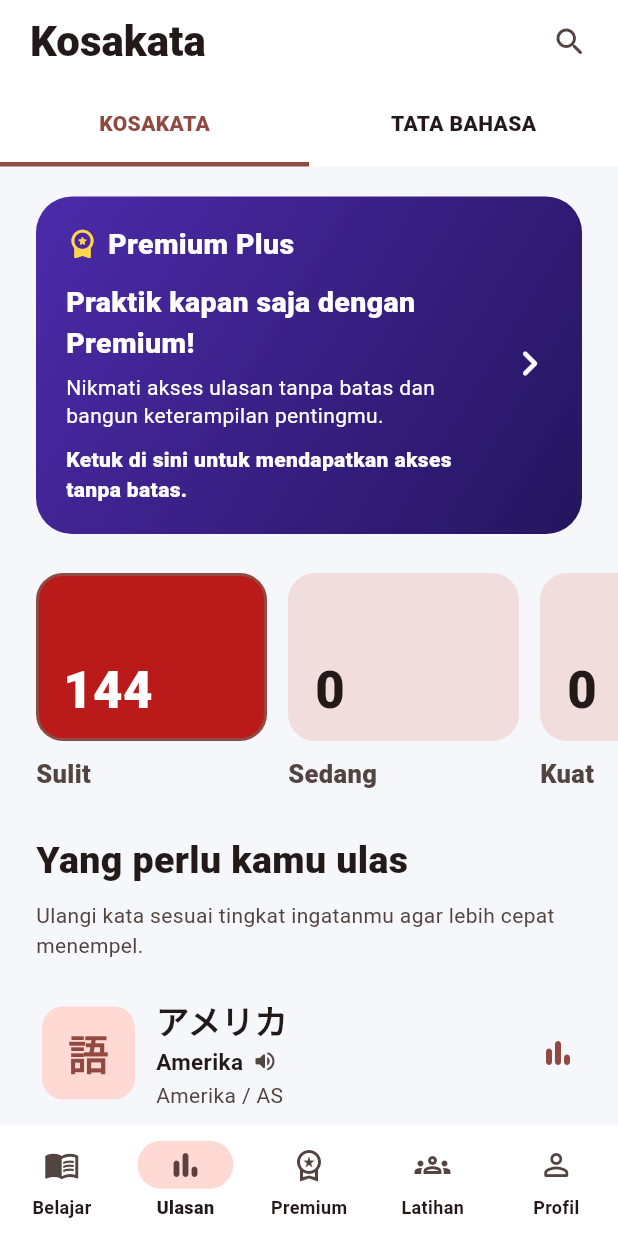
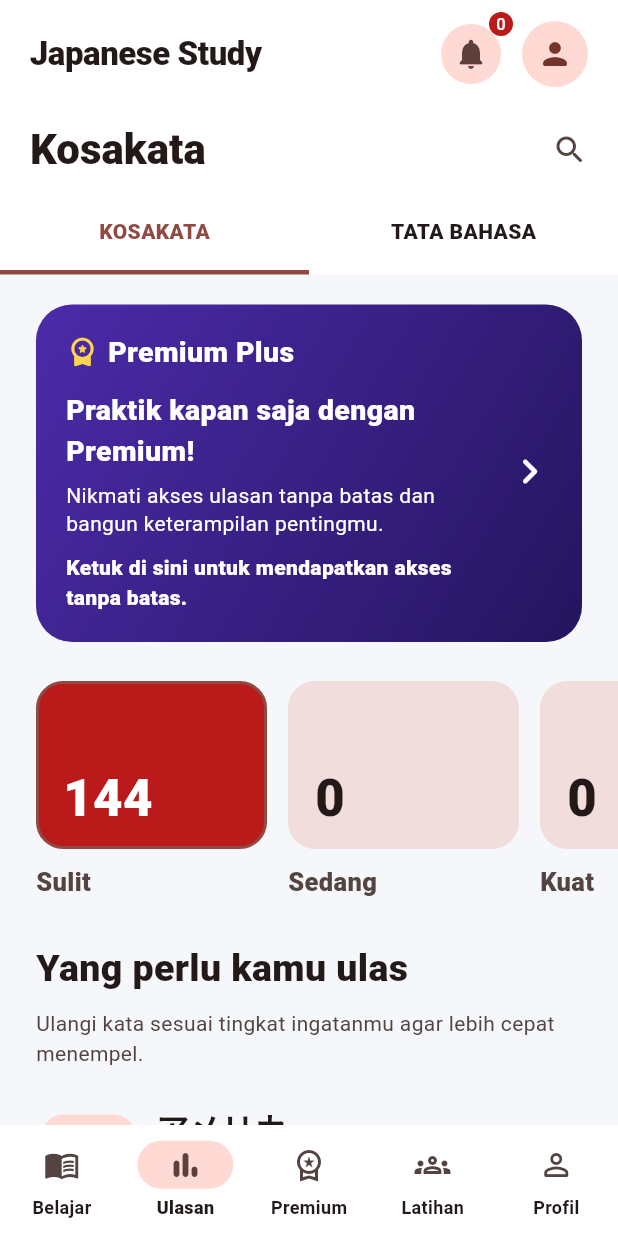
Before and after one commit to Riyadhifalsf/aplication-japanese-language-study, a Flutter app: the screen it shows after launch, item 2 of the bottom bar chosen, on a phone screen of 412 x 824 dp. Run offline on Flutter 3.47's test engine with Material 3 defaults, Android fonts, the phone set to English and light mode, and no system bars; our stand-ins replace cloud_firestore, firebase_auth, firebase_core, flutter_local_notifications, flutter_native_splash, flutter_secure_storage and 6 more; accounts and stored records are empty; network calls fail.

Commit message:
ui: unify notification and profile header across navigation

```diff
--- a/lib/screens/app_shell.dart
+++ b/lib/screens/app_shell.dart
@@ -1,4 +1,5 @@
 import 'dart:async';
+import 'dart:convert';
 
 import 'package:flutter/material.dart';
 
@@ -13,6 +14,7 @@ import 'profile/profile_screen.dart';
 import 'quiz/quiz_center_screen.dart';
 import 'study/learning_experience_screen.dart';
 import 'review/review_experience_screen.dart';
+import 'notifications/notification_center_screen.dart';
 
 class AppShell extends StatefulWidget {
   const AppShell({super.key});
@@ -52,6 +54,13 @@ class _AppShellState extends State<AppShell> with WidgetsBindingObserver {
     }
     if (!mounted) return;
     unawaited(Navigator.push(context, MaterialPageRoute(builder: (_) => const ProfileScreen())));
+  }
+
+  void _openNotifications() {
+    Navigator.push(
+      context,
+      MaterialPageRoute(builder: (_) => const NotificationCenterScreen()),
+    );
   }
 
   Future<void> _select(int value) async {
@@ -98,7 +107,7 @@ class _AppShellState extends State<AppShell> with WidgetsBindingObserver {
     ];
     final disableAnimations = MediaQuery.disableAnimationsOf(context);
 
-    final body = SafeArea(
+    final pageBody = SafeArea(
       bottom: false,
       child: AnimatedSwitcher(
         duration: disableAnimations ? Duration.zero : const Duration(milliseconds: 240),
@@ -113,6 +122,21 @@ class _AppShellState extends State<AppShell> with WidgetsBindingObserver {
         child: KeyedSubtree(key: ValueKey(_index), child: _page(app)),
       ),
     );
+
+    // Home sudah memiliki header khasnya sendiri. Semua tab lain memakai
+    // header global yang identik agar posisi notifikasi dan profil selalu simetris.
+    final body = _index == 0
+        ? pageBody
+        : Column(
+            children: [
+              _GlobalNavigationHeader(
+                app: app,
+                onNotifications: _openNotifications,
+                onProfile: _openProfile,
+              ),
+              Expanded(child: pageBody),
+            ],
+          );
 
     if (wide) {
       return Scaffold(
@@ -152,3 +176,85 @@ class _AppShellState extends State<AppShell> with WidgetsBindingObserver {
     );
   }
 }
+
+class _GlobalNavigationHeader extends StatelessWidget {
+  const _GlobalNavigationHeader({
+    required this.app,
+    required this.onNotifications,
+    required this.onProfile,
+  });
+
+  final AppController app;
+  final VoidCallback onNotifications;
+  final VoidCallback onProfile;
+
+  @override
+  Widget build(BuildContext context) {
+    ImageProvider? photo;
+    try {
+      photo = app.profilePhotoData.isNotEmpty
+          ? MemoryImage(base64Decode(app.profilePhotoData))
+          : null;
+    } catch (_) {
+      photo = null;
+    }
+
+    return Material(
+      color: Theme.of(context).colorScheme.surface,
+      child: SafeArea(
+        bottom: false,
+        child: SizedBox(
+          height: 72,
+          child: Padding(
+            padding: const EdgeInsets.fromLTRB(20, 8, 20, 8),
+            child: Row(
+              children: [
+                Expanded(
+                  child: Text(
+                    'Japanese Study',
+                    style: Theme.of(context).textTheme.titleLarge?.copyWith(
+                          fontWeight: FontWeight.w900,
+                          letterSpacing: -.3,
+                        ),
+                  ),
+                ),
+                Badge(
+                  isLabelVisible: app.hasUnreadNotifications || app.dueKanjiReviewCount > 0,
+                  label: Text(app.dueKanjiReviewCount > 99 ? '99+' : '${app.dueKanjiReviewCount}'),
+                  child: IconButton.filledTonal(
+                    tooltip: 'Notifikasi',
+                    onPressed: onNotifications,
+                    icon: const Icon(Icons.notifications_rounded),
+                  ),
+                ),
+                const SizedBox(width: 10),
+                Tooltip(
+                  message: 'Profil',
+                  child: InkWell(
+                    customBorder: const CircleBorder(),
+                    onTap: onProfile,
+                    child: CircleAvatar(
+                      radius: 22,
+                      backgroundColor: Theme.of(context).colorScheme.primaryContainer,
+                      backgroundImage: photo,
+                      child: photo == null
+                          ? (app.isAuthenticated
+                              ? Text(
+                                  app.homeDisplayName.isEmpty
+                                      ? '日'
+                                      : app.homeDisplayName.substring(0, 1).toUpperCase(),
+                                  style: const TextStyle(fontWeight: FontWeight.w900),
+                                )
+                              : const Icon(Icons.person_rounded))
+                          : null,
+                    ),
+                  ),
+                ),
+              ],
+            ),
+          ),
+        ),
+      ),
+    );
+  }
+}
```
